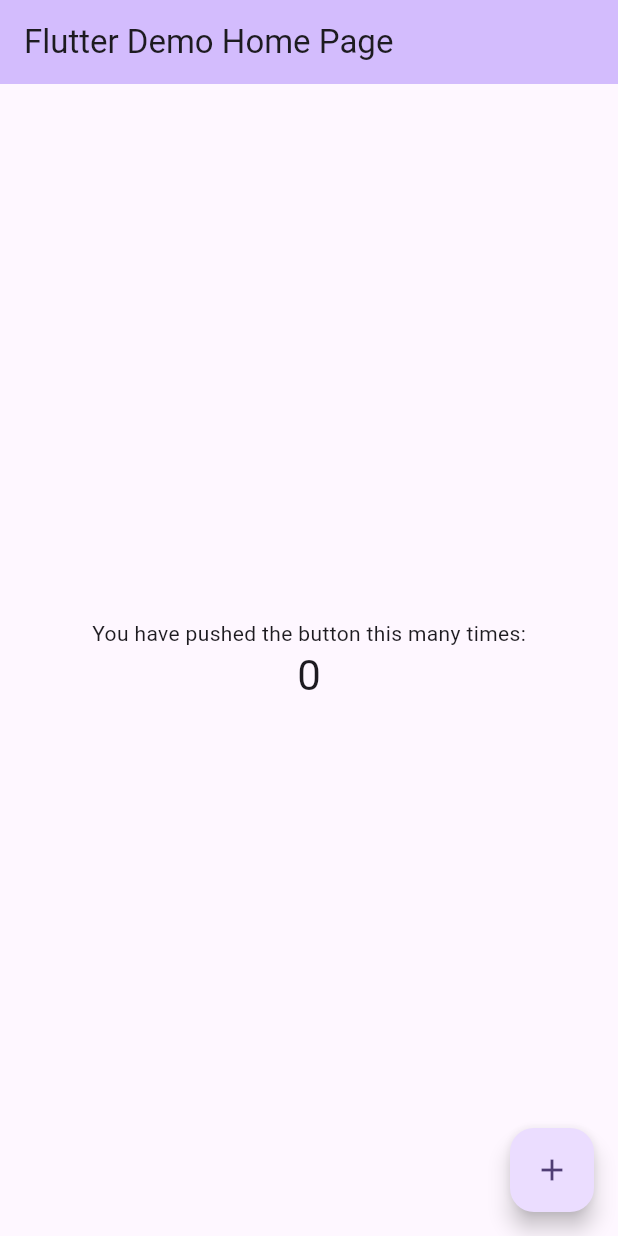
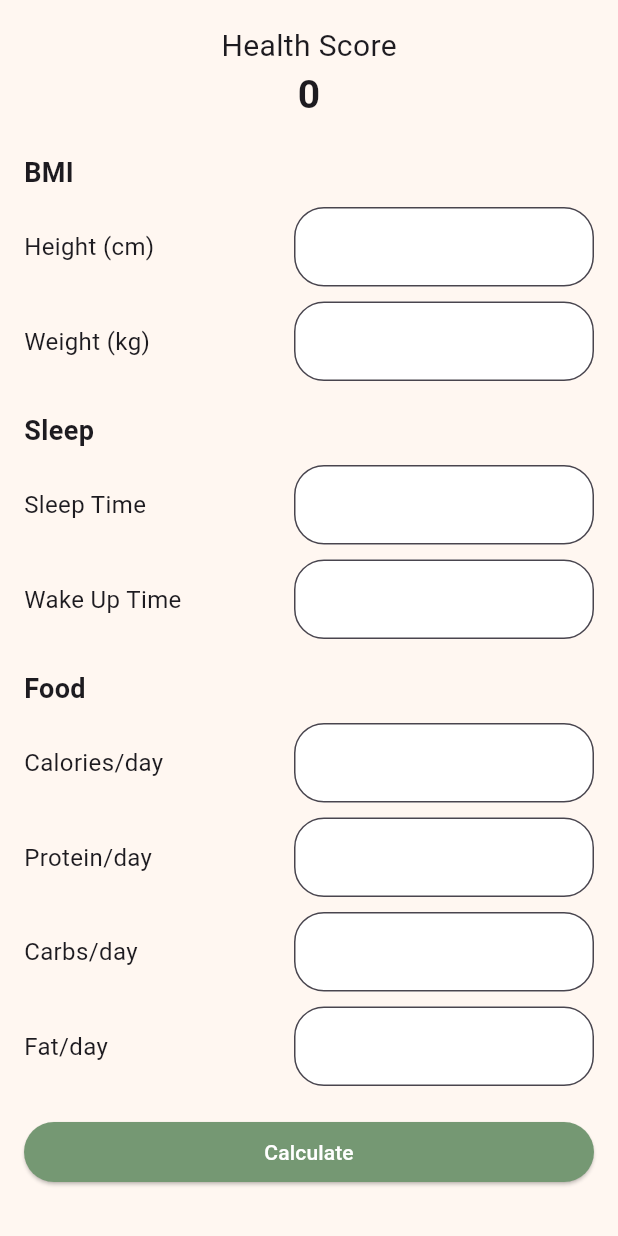
Before and after one commit to tnptnw/Rule-Fit, a Flutter app: the screen it shows after launch, on a phone screen of 412 x 824 dp. Run offline on Flutter 3.47's test engine with Material 3 defaults, Android fonts, the phone set to English and light mode, and no system bars.

Commit message:
add signup, login, home pages

```diff
--- a/Frontend/rule_fit/lib/main.dart
+++ b/Frontend/rule_fit/lib/main.dart
@@ -1,4 +1,7 @@
 import 'package:flutter/material.dart';
+import 'package:rule_fit/pages/signup.dart';
+import 'package:rule_fit/pages/login.dart';
+import 'package:rule_fit/pages/home.dart';
 
 void main() {
   runApp(const MyApp());
@@ -30,8 +33,9 @@ class MyApp extends StatelessWidget {
         // tested with just a hot reload.
         colorScheme: ColorScheme.fromSeed(seedColor: Colors.deepPurple),
         useMaterial3: true,
+        scaffoldBackgroundColor: const Color(0xFFFFF7F1)
       ),
-      home: const MyHomePage(title: 'Flutter Demo Home Page'),
+      home: HomePage(),
     );
   }
 }
--- /dev/null
+++ b/Frontend/rule_fit/lib/pages/home.dart
@@ -0,0 +1,289 @@
+import 'package:flutter/material.dart';
+import 'package:flutter/rendering.dart';
+import 'package:flutter/widgets.dart';
+
+class HomePage extends StatefulWidget {
+  @override
+  _HomePageState createState() => _HomePageState();
+}
+
+class _HomePageState extends State<HomePage> {
+  TextEditingController _heightController = TextEditingController();
+  TextEditingController _weightController = TextEditingController();
+  TextEditingController _sleepTimeController = TextEditingController();
+  TextEditingController _wakeUpTimeController = TextEditingController();
+  TextEditingController _caloriesController = TextEditingController();
+  TextEditingController _proteinController = TextEditingController();
+  TextEditingController _carbsController = TextEditingController();
+  TextEditingController _fatController = TextEditingController();
+
+  @override
+  Widget build(BuildContext context) {
+    return Scaffold(
+      // appBar: AppBar(
+      //   title: Text('My Health App'),
+      // ),
+      body: SingleChildScrollView(
+        padding: EdgeInsets.all(16.0),
+        child: Column(
+          crossAxisAlignment: CrossAxisAlignment.stretch,
+          children: [
+            // Health Score
+            const Column(
+              crossAxisAlignment: CrossAxisAlignment.center,
+              children: [
+                Text(
+                  'Health Score',
+                  style: TextStyle(fontSize: 20.0, fontWeight: FontWeight.normal),
+                ),
+                Text(
+                  '0',
+                  style: TextStyle(fontSize: 26.0, fontWeight: FontWeight.bold),
+                ),
+              ],
+            ),
+            const SizedBox(height: 20.0),
+            // BMI
+            const Text(
+              'BMI',
+              style: TextStyle(fontSize: 18.0, fontWeight: FontWeight.bold),
+            ),
+            const SizedBox(height: 10.0),
+            Row(
+              mainAxisAlignment: MainAxisAlignment.spaceBetween,
+              children: [
+                const Text(
+                  'Height (cm)',
+                  style: TextStyle(fontSize: 16.0),
+                ),
+                SizedBox(
+                  width: 200,
+                  child: TextFormField(
+                    controller: _heightController,
+                    decoration: InputDecoration(
+                      border: OutlineInputBorder(
+                        borderRadius: BorderRadius.circular(20.0),
+                      ),
+                      filled: true,
+                      fillColor: Colors.white,
+                    ),
+                    keyboardType: TextInputType.number,
+                    textAlign: TextAlign.end,
+                    style: const TextStyle(fontSize: 14.0),
+                  ),
+                ),
+              ],
+            ),
+            const SizedBox(height: 10.0),
+            Row(
+              mainAxisAlignment: MainAxisAlignment.spaceBetween,
+              children: [
+                const Text(
+                  'Weight (kg)',
+                  style: TextStyle(fontSize: 16.0),
+                ),
+                SizedBox(
+                  width: 200,
+                  child: TextFormField(
+                    controller: _weightController,
+                    decoration: InputDecoration(
+                      border: OutlineInputBorder(
+                        borderRadius: BorderRadius.circular(20.0),
+                      ),
+                      filled: true,
+                      fillColor: Colors.white,
+                    ),
+                    keyboardType: TextInputType.number,
+                    textAlign: TextAlign.end,
+                    style: const TextStyle(fontSize: 14.0),
+                  ),
+                ),
+              ],
+            ),
+            const SizedBox(height: 20.0),
+            // Sleep
+            const Text(
+              'Sleep',
+              style: TextStyle(fontSize: 18.0, fontWeight: FontWeight.bold),
+            ),
+            const SizedBox(height: 10.0),
+            Row(
+              mainAxisAlignment: MainAxisAlignment.spaceBetween,
+              children: [
+                const Text(
+                  'Sleep Time',
+                  style: TextStyle(fontSize: 16.0),
+                ),
+                SizedBox(
+                  width: 200,
+                  child: TextFormField(
+                    controller: _sleepTimeController,
+                    decoration: InputDecoration(
+                      border: OutlineInputBorder(
+                        borderRadius: BorderRadius.circular(20.0),
+                      ),
+                      filled: true,
+                      fillColor: Colors.white,
+                    ),
+                    keyboardType: TextInputType.datetime,
+                    textAlign: TextAlign.end,
+                    style: const TextStyle(fontSize: 14.0),
+                  ),
+                ),
+              ],
+            ),
+            const SizedBox(height: 10.0),
+            Row(
+              mainAxisAlignment: MainAxisAlignment.spaceBetween,
+              children: [
+                const Text(
+                  'Wake Up Time',
+                  style: TextStyle(fontSize: 16.0),
+                ),
+                SizedBox(
+                  width: 200,
+                  child: TextFormField(
+                    controller: _wakeUpTimeController,
+                    decoration: InputDecoration(
+                      border: OutlineInputBorder(
+                        borderRadius: BorderRadius.circular(20.0),
+                      ),
+                      filled: true,
+                      fillColor: Colors.white,
+                    ),
+                    keyboardType: TextInputType.datetime,
+                    textAlign: TextAlign.end,
+                    style: const TextStyle(fontSize: 14.0),
+                  ),
+                ),
+              ],
+            ),
+            const SizedBox(height: 20.0),
+            // Food
+            const Text(
+              'Food',
+              style: TextStyle(fontSize: 18.0, fontWeight: FontWeight.bold),
+            ),
+            const SizedBox(height: 10.0),
+            Row(
+              mainAxisAlignment: MainAxisAlignment.spaceBetween,
+              children: [
+                const Text(
+                  'Calories/day',
+                  style: TextStyle(fontSize: 16.0),
+                ),
+                SizedBox(
+                  width: 200,
+                  child: TextFormField(
+                    controller: _caloriesController,
+                    decoration: InputDecoration(
+                      border: OutlineInputBorder(
+                        borderRadius: BorderRadius.circular(20.0),
+                      ),
+                      filled: true,
+                      fillColor: Colors.white,
+                    ),
+                    keyboardType: TextInputType.number,
+                    textAlign: TextAlign.end,
+                    style: const TextStyle(fontSize: 14.0),
+                  ),
+                ),
+              ],
+            ),
+            const SizedBox(height: 10.0),
+            Row(
+              mainAxisAlignment: MainAxisAlignment.spaceBetween,
+              children: [
+                const Text(
+                  'Protein/day',
+                  style: TextStyle(fontSize: 16.0),
+                ),
+                SizedBox(
+                  width: 200,
+                  child: TextFormField(
+                    controller: _proteinController,
+                    decoration: InputDecoration(
+                      border: OutlineInputBorder(
+                        borderRadius: BorderRadius.circular(20.0),
+                      ),
+                      filled: true,
+                      fillColor: Colors.white,
+                    ),
+                    keyboardType: TextInputType.number,
+                    textAlign: TextAlign.end,
+                    style: const TextStyle(fontSize: 14.0),
+                  ),
+                ),
+              ],
+            ),
+            const SizedBox(height: 10.0),
+            Row(
+              mainAxisAlignment: MainAxisAlignment.spaceBetween,
+              children: [
+                const Text(
+                  'Carbs/day',
+                  style: TextStyle(fontSize: 16.0),
+                ),
+                SizedBox(
+                  width: 200,
+                  child: TextFormField(
+                    controller: _carbsController,
+                    decoration: InputDecoration(
+                      border: OutlineInputBorder(
+                        borderRadius: BorderRadius.circular(20.0),
+                      ),
+                      filled: true,
+                      fillColor: Colors.white,
+                    ),
+                    keyboardType: TextInputType.number,
+                    textAlign: TextAlign.end,
+                    style: const TextStyle(fontSize: 14.0),
+                  ),
+                ),
+              ],
+            ),
+            const SizedBox(height: 10.0),
+            Row(
+              mainAxisAlignment: MainAxisAlignment.spaceBetween,
+              children: [
+                const Text(
+                  'Fat/day',
+                  style: TextStyle(fontSize: 16.0),
+                ),
+                SizedBox(
+                  width: 200,
+                  child: TextFormField(
+                    controller: _fatController,
+                    decoration: InputDecoration(
+                      border: OutlineInputBorder(
+                        borderRadius: BorderRadius.circular(20.0),
+                      ),
+                      filled: true,
+                      fillColor: Colors.white,
+                    ),
+                    keyboardType: TextInputType.number,
+                    textAlign: TextAlign.end,
+                    style: const TextStyle(fontSize: 14.0),
+                  ),
+                ),
+              ],
+            ),
+            const SizedBox(height: 20.0),
+            ElevatedButton(
+              onPressed: () {
+                // Implement button action here
+              },
+              style: ElevatedButton.styleFrom(
+                backgroundColor: const Color(0xFF759873),
+              ),
+              child: const Text(
+                'Calculate',
+                style: TextStyle(color: Colors.white),
+              ),
+            ),
+          ],
+        ),
+      ),
+    );
+  }
+}
--- a/Frontend/rule_fit/pubspec.yaml
+++ b/Frontend/rule_fit/pubspec.yaml
@@ -30,6 +30,7 @@ environment:
 dependencies:
   flutter:
     sdk: flutter
+
 
 
   # The following adds the Cupertino Icons font to your application.
```
Also changed, not shown: Frontend/rule_fit/lib/pages/login.dart (added, +138 -0 lines), Frontend/rule_fit/lib/pages/signup.dart (added, +187 -0 lines).
